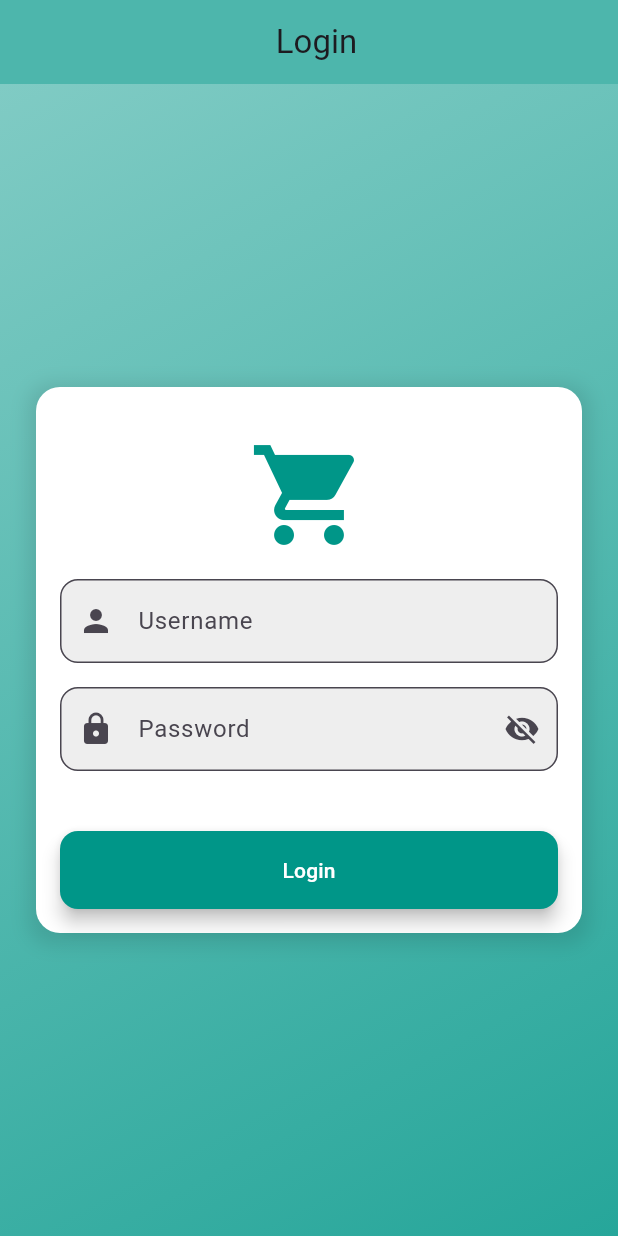
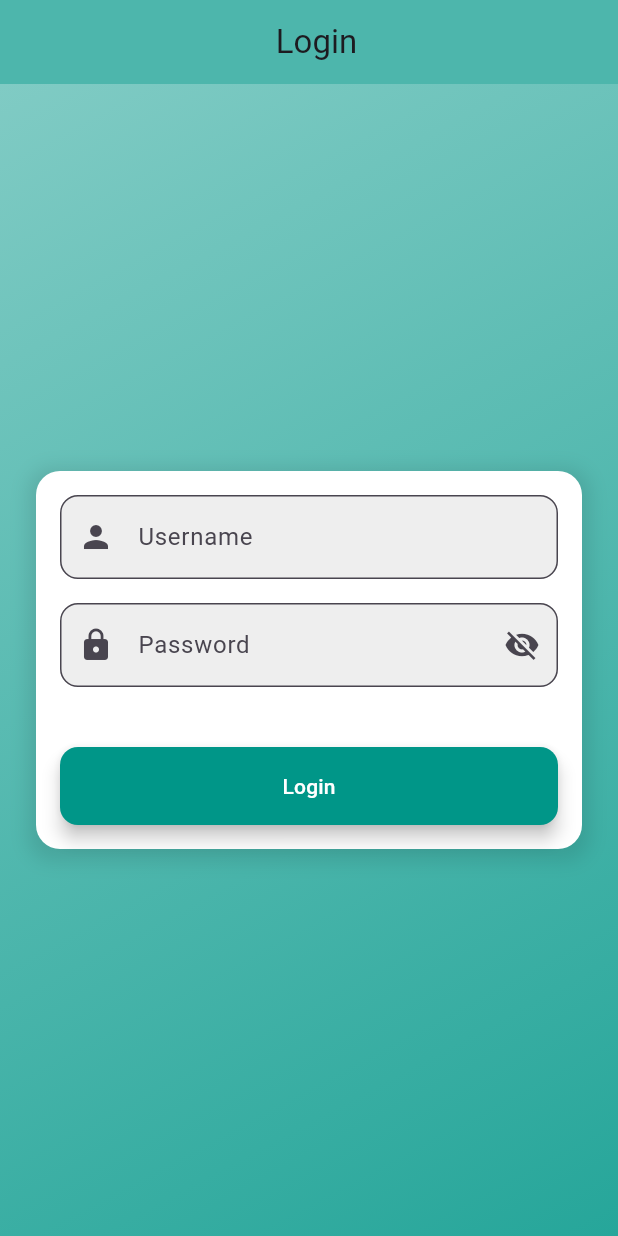
Before and after one commit to TuPham95/Product_Order, a Flutter app: the screen it shows after launch, on a phone screen of 412 x 824 dp. Run offline on Flutter 3.47's test engine with Material 3 defaults, Android fonts, the phone set to English and light mode, and no system bars; our stand-ins replace shared_preferences; missing offline and left inert: shared_preferences_web.

Commit message:
update login screen

```diff
--- a/lib/project/login_screen.dart
+++ b/lib/project/login_screen.dart
@@ -83,14 +83,15 @@ class _loginScreenState extends State<LoginScreen> {
                 child: Column(
                   mainAxisSize: MainAxisSize.min,
                   children: [
-                    Padding(
-                      padding: EdgeInsets.symmetric(vertical: 16.0),
-                      child: Icon(
-                        Icons.shopping_cart,
-                        size: 80,
-                        color: Colors.teal,
-                      ),
-                    ),
+                    // Padding(
+                    //   padding: EdgeInsets.symmetric(vertical: 16.0),
+                    //   child:
+                      // Icon(
+                      //   Icons.shopping_cart,
+                      //   size: 80,
+                      //   color: Colors.teal,
+                      // ),
+                    // ),
                     Container(
                       margin: EdgeInsets.only(bottom: 16),
                       child: TextFormField(
```
